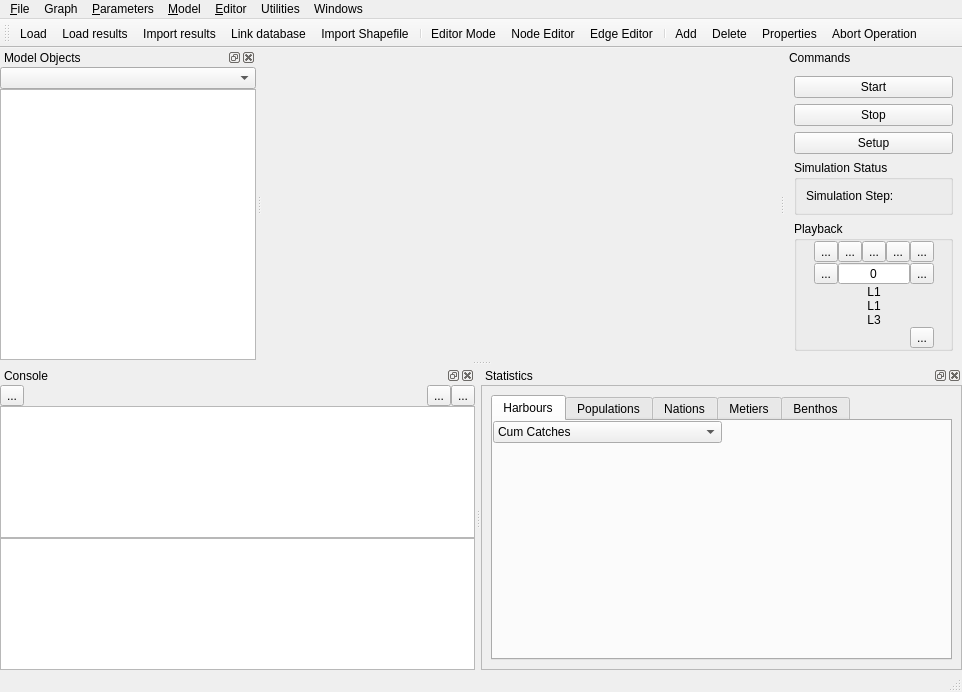
Qt form qtgui/mainwindow.ui (frabas/DISPLACE_GUI) before a commit.
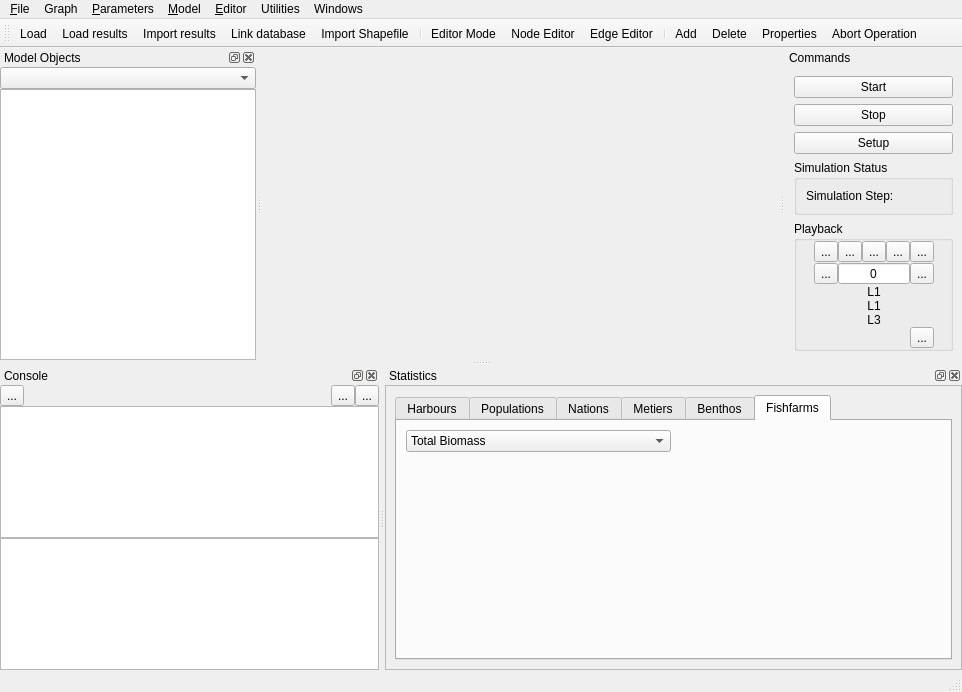
The same form after that commit. Icons and pictures are not drawn. Custom widgets are drawn as their Qt base class.

Commit message: Adding the Stat windows for tracking fishfarms variables (WIP - mainwindow crash)

What changed in the file:
```diff
--- a/qtgui/mainwindow.ui
+++ b/qtgui/mainwindow.ui
@@ -336,11 +336,11 @@
        <property name="frameShadow">
         <enum>QFrame::Raised</enum>
        </property>
-       <layout class="QVBoxLayout" name="verticalLayout_6">
-        <item>
+       <layout class="QGridLayout" name="gridLayout_2">
+        <item row="0" column="0">
          <widget class="QTabWidget" name="statsTab">
           <property name="currentIndex">
-           <number>0</number>
+           <number>5</number>
           </property>
           <widget class="QWidget" name="tabStatsHarbours">
            <attribute name="icon">
@@ -717,6 +717,57 @@
             </item>
            </layout>
           </widget>
+          <widget class="QWidget" name="FishfarmsTab">
+           <attribute name="title">
+            <string>Fishfarms</string>
+           </attribute>
+           <layout class="QGridLayout" name="gridLayout_3">
+            <item row="0" column="0">
+             <widget class="QComboBox" name="fishfarmsStatSelector">
+              <property name="sizePolicy">
+               <sizepolicy hsizetype="MinimumExpanding" vsizetype="Fixed">
+                <horstretch>0</horstretch>
+                <verstretch>0</verstretch>
+               </sizepolicy>
+              </property>
+              <property name="currentText">
+               <string>Total Biomass</string>
+              </property>
+              <item>
+               <property name="text">
+                <string>Total Biomass</string>
+               </property>
+              </item>
+              <item>
+               <property name="text">
+                <string>Benthos Number</string>
+               </property>
+              </item>
+              <item>
+               <property name="text">
+                <string>Total Mean Weight</string>
+               </property>
+              </item>
+             </widget>
+            </item>
+            <item row="0" column="1">
+             <spacer name="horizontalSpacer_24">
+              <property name="orientation">
+               <enum>Qt::Horizontal</enum>
+              </property>
+              <property name="sizeHint" stdset="0">
+               <size>
+                <width>208</width>
+                <height>20</height>
+               </size>
+              </property>
+             </spacer>
+            </item>
+            <item row="1" column="0" colspan="2">
+             <widget class="QCustomPlot" name="plotFishfarms" native="true"/>
+            </item>
+           </layout>
+          </widget>
          </widget>
         </item>
        </layout>
```
Left out of the diff: 14 changed lines with no effect on the pictures. The commit also changes 16 other files.
